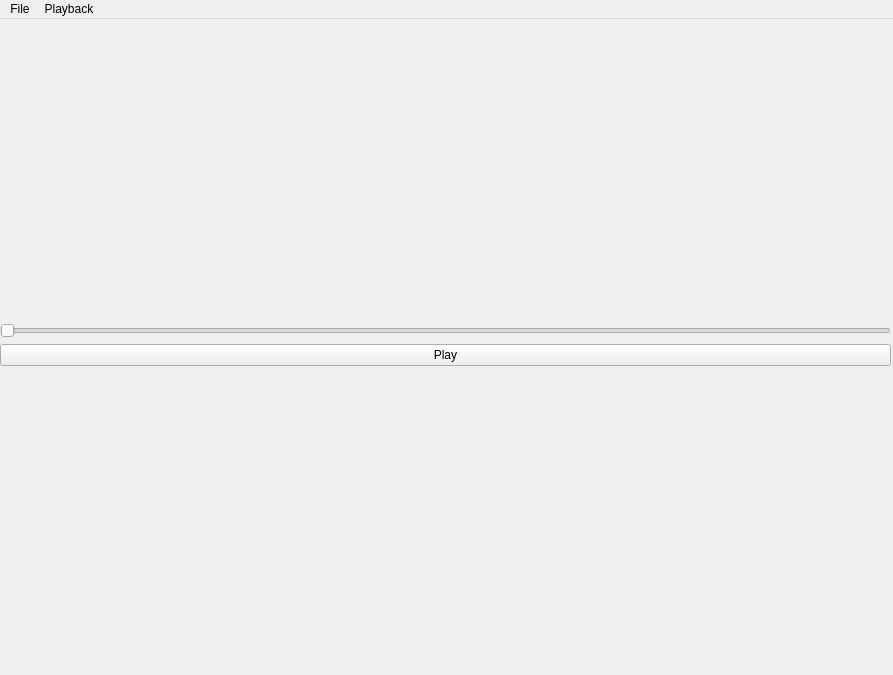
atac/pychapter10, file scripts/video.ui: the form before one commit.
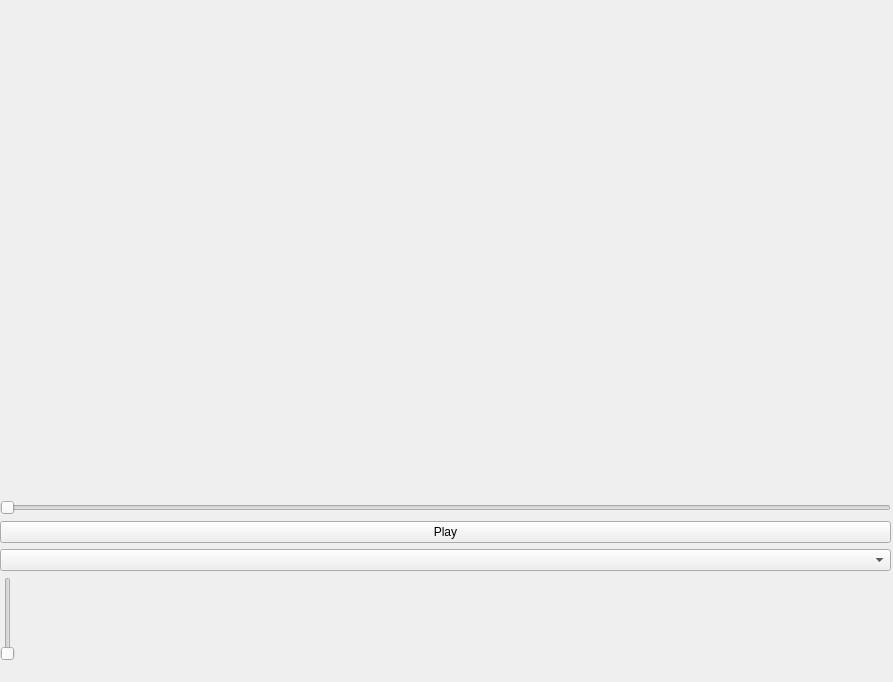
The form after the commit.

Commit message: Volume source and level implemented.

What changed in the file:
```diff
--- a/scripts/video.ui
+++ b/scripts/video.ui
@@ -7,7 +7,7 @@
     <x>0</x>
     <y>0</y>
     <width>893</width>
-    <height>675</height>
+    <height>682</height>
    </rect>
   </property>
   <property name="windowTitle">
@@ -26,7 +26,7 @@
       <x>0</x>
       <y>0</y>
       <width>891</width>
-      <height>651</height>
+      <height>661</height>
      </rect>
     </property>
     <layout class="QVBoxLayout" name="verticalLayout">
@@ -36,6 +36,8 @@
      <item>
       <layout class="QVBoxLayout" name="playback">
        <item>
+        <layout class="QVBoxLayout" name="verticalLayout_2">
+         <item alignment="Qt::AlignBottom">
         <widget class="QSlider" name="slider">
          <property name="orientation">
           <enum>Qt::Horizontal</enum>
@@ -49,6 +51,24 @@
          </property>
         </widget>
        </item>
+         <item>
+          <widget class="QComboBox" name="audio"/>
+         </item>
+         <item>
+          <widget class="QSlider" name="volume">
+           <property name="sizePolicy">
+            <sizepolicy hsizetype="Fixed" vsizetype="Fixed">
+             <horstretch>0</horstretch>
+             <verstretch>0</verstretch>
+            </sizepolicy>
+           </property>
+           <property name="orientation">
+            <enum>Qt::Vertical</enum>
+           </property>
+          </widget>
+         </item>
+        </layout>
+       </item>
       </layout>
      </item>
     </layout>
@@ -63,20 +83,6 @@
      <height>21</height>
     </rect>
    </property>
-   <widget class="QMenu" name="menuFile">
-    <property name="title">
-     <string>File</string>
-    </property>
-    <addaction name="actionOpen"/>
-   </widget>
-   <widget class="QMenu" name="menuPlayback">
-    <property name="title">
-     <string>Playback</string>
-    </property>
-    <addaction name="actionPlay_Pause"/>
-   </widget>
-   <addaction name="menuFile"/>
-   <addaction name="menuPlayback"/>
   </widget>
   <action name="actionOpen">
    <property name="text">
```
Lines whose indentation alone changed are shown as unchanged. The commit also changes 2 other files.
